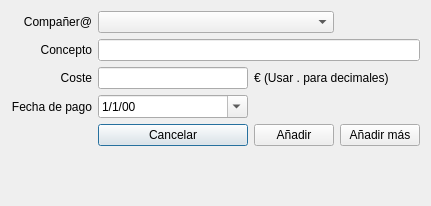
This is ticketdialog.ui in emepetres/Six-of-Spades as Qt 5 draws it before an edit. The edited form follows.
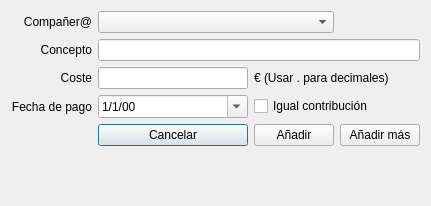
This is the edited form.

The edit to the form file:
```diff
--- a/ticketdialog.ui
+++ b/ticketdialog.ui
@@ -173,6 +173,13 @@
      </property>
     </widget>
    </item>
+   <item row="3" column="2" colspan="2">
+    <widget class="QCheckBox" name="percentageCheckBox">
+     <property name="text">
+      <string>Igual contribución</string>
+     </property>
+    </widget>
+   </item>
   </layout>
  </widget>
  <resources/>
```
